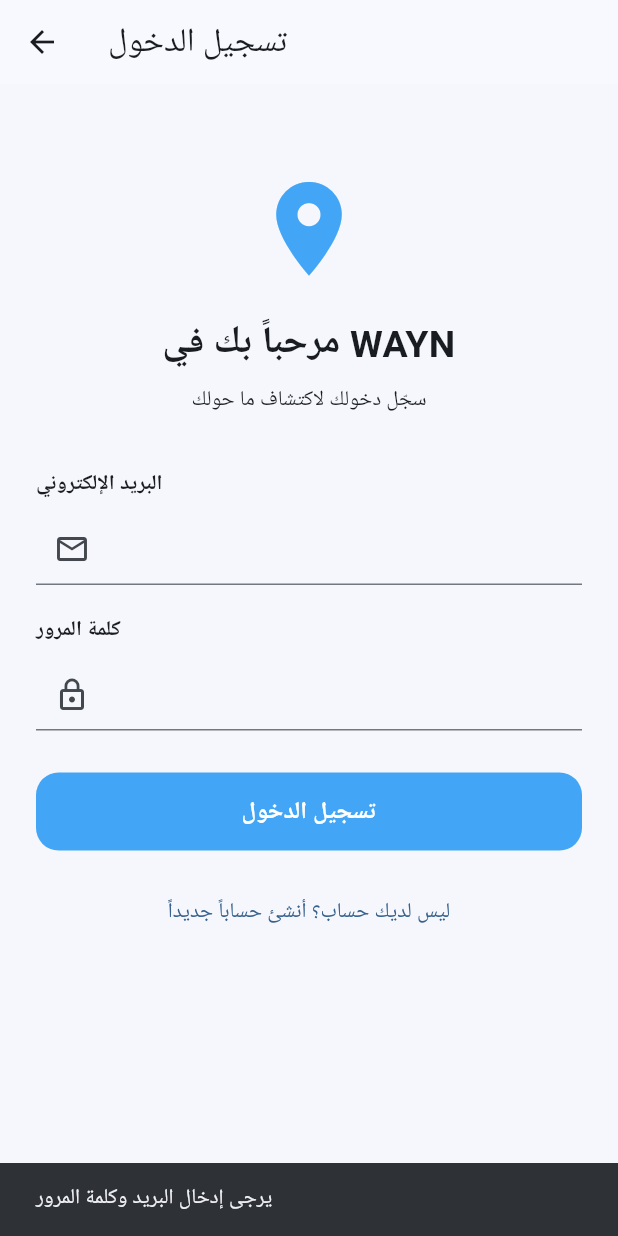
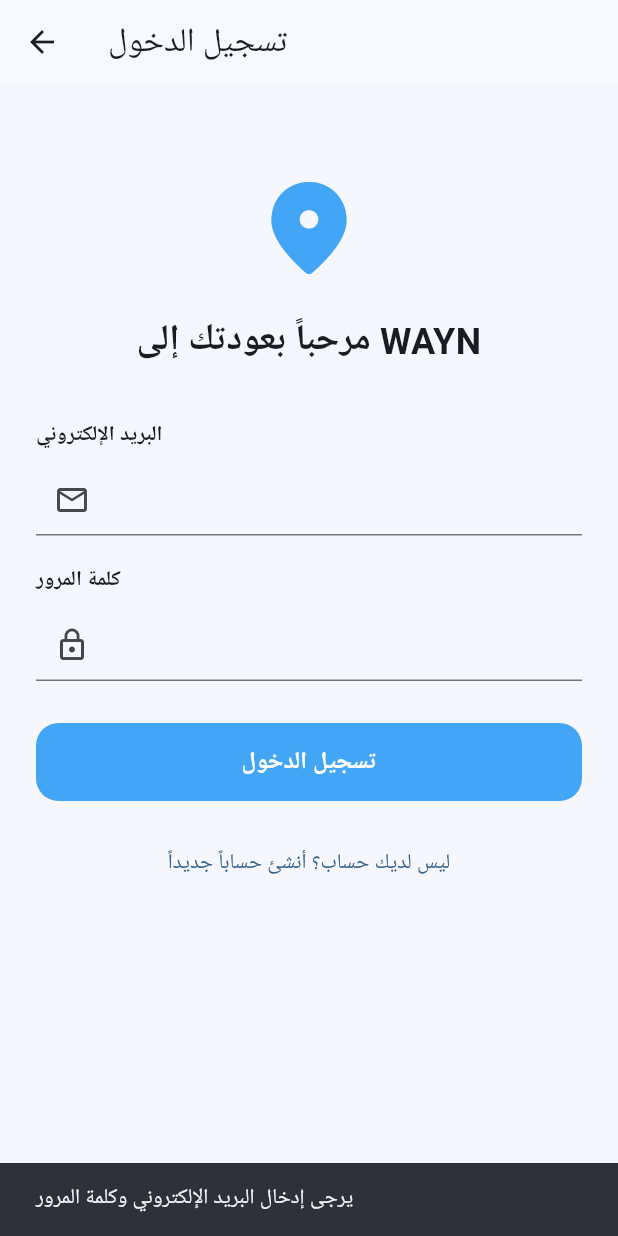
Before and after one commit to hfop19-eng/WAYN, a Flutter app: the LoginScreen screen opened directly, after a tap on "تسجيل الدخول", on a phone screen of 412 x 824 dp. Run offline on Flutter 3.47's test engine with Material 3 defaults, Android fonts, the phone set to English and light mode, and no system bars; our stand-ins replace geolocator, shared_preferences, supabase_flutter; accounts and stored records are empty.

Commit message:
Update login_screen.dart

```diff
--- a/lib/screens/login_screen.dart
+++ b/lib/screens/login_screen.dart
@@ -17,27 +17,45 @@ class _LoginScreenState extends State<LoginScreen> {
   bool loading = false;
 
   Future<void> login() async {
-    if (emailController.text.trim().isEmpty ||
-        passwordController.text.isEmpty) {
-      showMessage('يرجى إدخال البريد وكلمة المرور');
+    final email = emailController.text.trim();
+    final password = passwordController.text;
+
+    if (email.isEmpty || password.isEmpty) {
+      showMessage('يرجى إدخال البريد الإلكتروني وكلمة المرور');
       return;
     }
 
     setState(() => loading = true);
 
     try {
-      await AppServices.supabase.auth.signInWithPassword(
-        email: emailController.text.trim(),
-        password: passwordController.text,
+      await AppServices.signIn(
+        email: email,
+        password: password,
       );
+
+      final accepted = await AppServices.hasAcceptedCurrentTerms();
 
       if (!mounted) return;
 
+      if (!accepted) {
+        await AppServices.signOut();
+
+        if (!mounted) return;
+
+        showMessage(
+          'يجب الموافقة على الشروط وسياسة الخصوصية الحالية قبل الدخول.',
+        );
+        return;
+      }
+
       Navigator.pushReplacementNamed(context, '/home');
     } catch (e) {
-      showMessage('تعذر تسجيل الدخول. تحقق من البيانات وحاول مجدداً.');
+      if (!mounted) return;
+      showMessage('تعذر تسجيل الدخول. تحقق من البيانات والاتصال.');
     } finally {
-      if (mounted) setState(() => loading = false);
+      if (mounted) {
+        setState(() => loading = false);
+      }
     }
   }
 
@@ -57,49 +75,66 @@ class _LoginScreenState extends State<LoginScreen> {
   @override
   Widget build(BuildContext context) {
     return Scaffold(
-      appBar: AppBar(title: const Text('تسجيل الدخول')),
+      appBar: AppBar(
+        title: const Text('تسجيل الدخول'),
+      ),
       body: SafeArea(
         child: ListView(
           padding: const EdgeInsets.all(24),
           children: [
             const SizedBox(height: 35),
-            const Icon(Icons.location_on, size: 75, color: Color(0xFF42A5F5)),
+
+            const Icon(
+              Icons.location_on_rounded,
+              size: 75,
+              color: Color(0xFF42A5F5),
+            ),
+
             const SizedBox(height: 20),
+
             const Text(
-              'مرحباً بك في WAYN',
+              'مرحباً بعودتك إلى WAYN',
               textAlign: TextAlign.center,
-              style: TextStyle(fontSize: 25, fontWeight: FontWeight.bold),
+              style: TextStyle(
+                fontSize: 24,
+                fontWeight: FontWeight.bold,
+              ),
             ),
-            const SizedBox(height: 10),
-            const Text(
-              'سجّل دخولك لاكتشاف ما حولك',
-              textAlign: TextAlign.center,
-            ),
+
             const SizedBox(height: 35),
+
             CustomTextField(
               label: 'البريد الإلكتروني',
               controller: emailController,
               keyboardType: TextInputType.emailAddress,
               prefixIcon: const Icon(Icons.email_outlined),
             ),
+
             const SizedBox(height: 20),
+
             CustomTextField(
               label: 'كلمة المرور',
               controller: passwordController,
               obscureText: true,
               prefixIcon: const Icon(Icons.lock_outline),
             ),
+
             const SizedBox(height: 28),
+
             CustomButton(
               text: 'تسجيل الدخول',
               loading: loading,
               onPressed: login,
             ),
+
             const SizedBox(height: 18),
+
             TextButton(
-              onPressed: () {
-                Navigator.pushNamed(context, '/register');
-              },
+              onPressed: loading
+                  ? null
+                  : () {
+                      Navigator.pushNamed(context, '/register');
+                    },
               child: const Text('ليس لديك حساب؟ أنشئ حساباً جديداً'),
             ),
           ],
```
